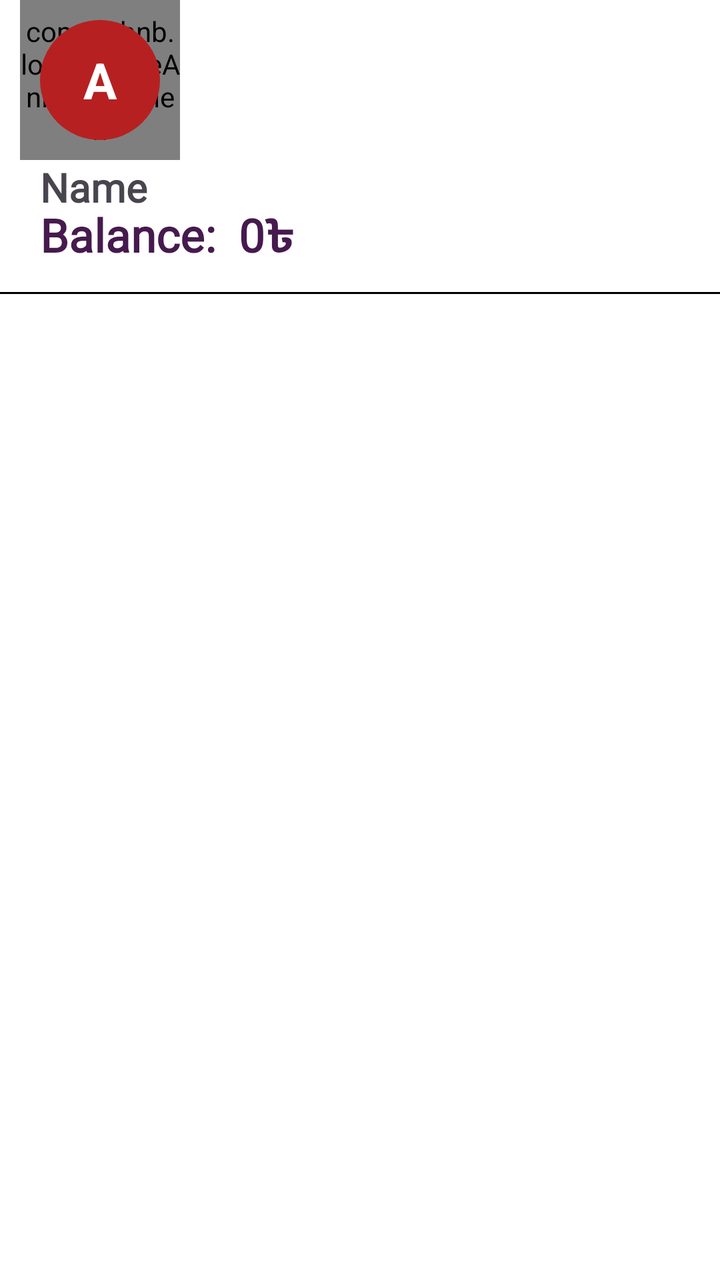
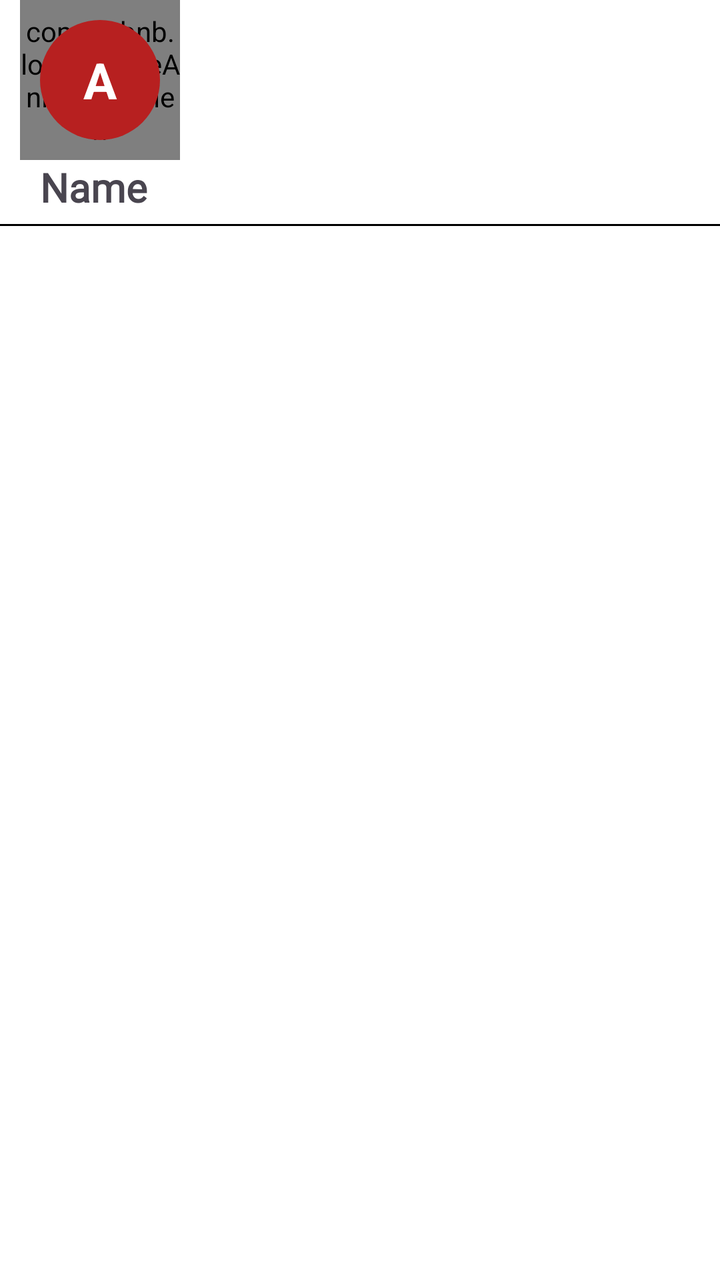

An Android layout rendered at two revisions. The XML below is the earlier revision; the diff shows what the commit changed to produce the second picture.
<!-- AndroidManifest.xml: application theme Theme.HisabKorun -->
<!-- res/layout/header_dnav.xml -->
<?xml version="1.0" encoding="utf-8"?>
<RelativeLayout xmlns:android="http://schemas.android.com/apk/res/android"
    android:layout_width="match_parent"
    android:layout_height="match_parent"
    xmlns:app="http://schemas.android.com/apk/res-auto"
    android:background="#fff"

    >


    <com.airbnb.lottie.LottieAnimationView
        android:id="@+id/animationView_dnav"
        android:layout_width="80dp"
        android:layout_height="80dp"
        app:lottie_autoPlay="true"
        app:lottie_rawRes="@raw/circle"
        android:layout_marginLeft="10dp"
        app:lottie_loop="true"/>

    <TextView
        android:id="@+id/circle_txt_dnav"
        android:layout_width="60dp"
        android:layout_height="60dp"
        android:background="@drawable/circle_colored"
        android:text="A"
        android:gravity="center"
        android:textSize="25dp"
        android:textColor="#fff"
        android:textStyle="bold"
        android:layout_marginTop="10dp"
        android:layout_marginLeft="20dp"
        />





    <TextView
        android:id="@+id/txt_dnav"
        android:layout_width="wrap_content"
        android:layout_height="wrap_content"
        android:text="Name "
        android:layout_below="@+id/circle_txt_dnav"
        android:fontFamily="@font/ballo"
        android:layout_marginLeft="20dp"
        android:textSize="20dp"
        android:layout_marginTop="10dp"
        android:textStyle="bold"/>

    <TextView
        android:id="@+id/balance_txt_dnav"
        android:layout_width="wrap_content"
        android:layout_height="wrap_content"
        android:text="Balance:  0৳"
        android:layout_below="@+id/txt_dnav"
        android:fontFamily="@font/ballo"
        android:layout_marginLeft="20dp"
        android:textSize="23dp"
        android:translationY="-5dp"
        android:textColor="#461A4E"
        android:textStyle="bold"/>







    <View
        android:layout_width="match_parent"
        android:layout_height="1dp"
        android:layout_below="@+id/balance_txt_dnav"
        android:layout_marginTop="10dp"
        android:translationY="-5dp"
        android:background="#000"/>




</RelativeLayout>
<!-- resources referenced by this layout -->
<resources>
  <!-- drawable circle_colored (drawable) -->
  <?xml version="1.0" encoding="utf-8"?>
  
  <shape
      xmlns:android="http://schemas.android.com/apk/res/android"
      android:shape="oval">
  
      <solid
          android:color="@color/theme"/>
  
      <size
          android:width="120dp"
          android:height="120dp"/>
  </shape>
  <style name="Theme.HisabKorun" parent="Base.Theme.HisabKorun" />
  <color name="theme">#B72020</color>
  <style name="Base.Theme.HisabKorun" parent="Theme.Material3.Light.NoActionBar">
          <item name="android:statusBarColor" tools:targetApi="l">#FFFFFF</item>
          <item name="android:windowLightStatusBar" tools:ignore="NewApi">true</item>
  
      </style>
</resources>

<!-- the commit's change to res/layout/header_dnav.xml (unified diff, before → after) -->
@@ -47,18 +47,6 @@
         android:layout_marginTop="10dp"
         android:textStyle="bold"/>
 
-    <TextView
-        android:id="@+id/balance_txt_dnav"
-        android:layout_width="wrap_content"
-        android:layout_height="wrap_content"
-        android:text="Balance:  0৳"
-        android:layout_below="@+id/txt_dnav"
-        android:fontFamily="@font/ballo"
-        android:layout_marginLeft="20dp"
-        android:textSize="23dp"
-        android:translationY="-5dp"
-        android:textColor="#461A4E"
-        android:textStyle="bold"/>
 
 
 
@@ -69,7 +57,7 @@
     <View
         android:layout_width="match_parent"
         android:layout_height="1dp"
-        android:layout_below="@+id/balance_txt_dnav"
+        android:layout_below="@+id/txt_dnav"
         android:layout_marginTop="10dp"
         android:translationY="-5dp"
         android:background="#000"/>
